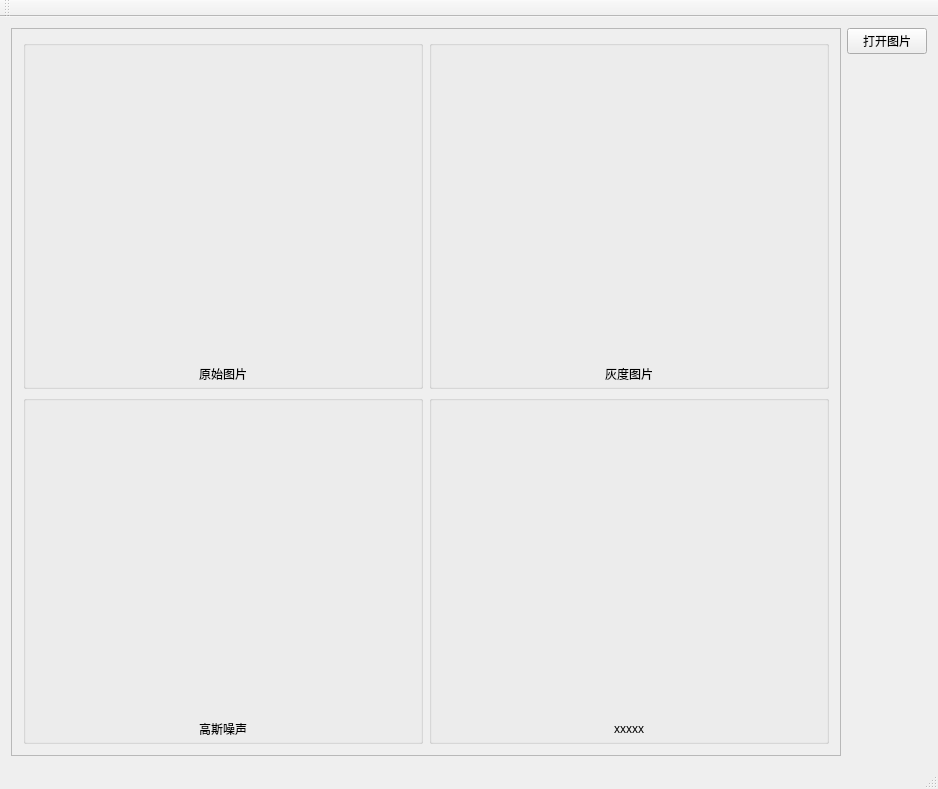
Qt form handleImg/mainwindow.ui (likang-wx/OpenCVExampleByQt) before a commit.
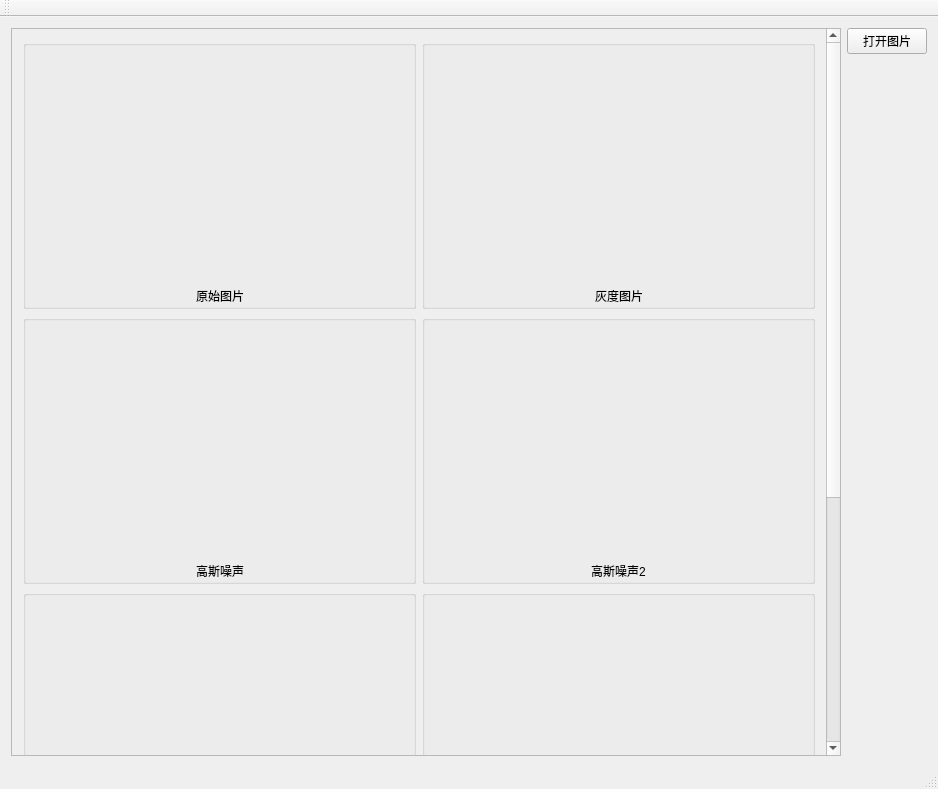
The same form after that commit.

The edit to the form file:
```diff
--- a/handleImg/mainwindow.ui
+++ b/handleImg/mainwindow.ui
@@ -24,15 +24,15 @@
        <property name="geometry">
         <rect>
          <x>0</x>
-         <y>0</y>
-         <width>830</width>
-         <height>708</height>
+         <y>-476</y>
+         <width>816</width>
+         <height>1184</height>
         </rect>
        </property>
-       <layout class="QGridLayout" name="gridLayout_3">
-        <item row="0" column="0">
-         <layout class="QGridLayout" name="gridLayout_21">
-          <item row="0" column="0">
+       <layout class="QVBoxLayout" name="verticalLayout_2">
+        <item>
+         <layout class="QHBoxLayout" name="horizontalLayout">
+          <item>
            <widget class="QGroupBox" name="groupBox">
             <property name="title">
              <string/>
@@ -121,7 +121,7 @@
             </layout>
            </widget>
           </item>
-          <item row="0" column="1">
+          <item>
            <widget class="QGroupBox" name="groupBox_2">
             <property name="title">
              <string/>
@@ -210,7 +210,11 @@
             </layout>
            </widget>
           </item>
-          <item row="1" column="0">
+         </layout>
+        </item>
+        <item>
+         <layout class="QHBoxLayout" name="horizontalLayout_2">
+          <item>
            <widget class="QGroupBox" name="groupBox_3">
             <property name="title">
              <string/>
@@ -299,7 +303,7 @@
             </layout>
            </widget>
           </item>
-          <item row="1" column="1">
+          <item>
            <widget class="QGroupBox" name="groupBox_5">
             <property name="title">
              <string/>
@@ -350,7 +354,7 @@
                   </size>
                  </property>
                  <property name="text">
-                  <string>xxxxx</string>
+                  <string>高斯噪声2</string>
                  </property>
                 </widget>
                </item>
@@ -371,7 +375,371 @@
                 </spacer>
                </item>
                <item row="0" column="0" colspan="3">
-                <widget class="QLabel" name="labelOriImage_10">
+                <widget class="QLabel" name="labelBlurImage">
+                 <property name="minimumSize">
+                  <size>
+                   <width>320</width>
+                   <height>240</height>
+                  </size>
+                 </property>
+                 <property name="text">
+                  <string/>
+                 </property>
+                </widget>
+               </item>
+              </layout>
+             </item>
+            </layout>
+           </widget>
+          </item>
+         </layout>
+        </item>
+        <item>
+         <layout class="QHBoxLayout" name="horizontalLayout_3">
+          <item>
+           <widget class="QGroupBox" name="groupBox_4">
+            <property name="title">
+             <string/>
+            </property>
+            <layout class="QGridLayout" name="gridLayout_37">
+             <property name="leftMargin">
+              <number>0</number>
+             </property>
+             <property name="topMargin">
+              <number>0</number>
+             </property>
+             <property name="rightMargin">
+              <number>0</number>
+             </property>
+             <property name="bottomMargin">
+              <number>0</number>
+             </property>
+             <property name="spacing">
+              <number>0</number>
+             </property>
+             <item row="0" column="0">
+              <layout class="QGridLayout" name="gridLayout_38">
+               <property name="spacing">
+                <number>0</number>
+               </property>
+               <item row="0" column="0" colspan="3">
+                <widget class="QLabel" name="labelCannyFImage">
+                 <property name="minimumSize">
+                  <size>
+                   <width>320</width>
+                   <height>240</height>
+                  </size>
+                 </property>
+                 <property name="text">
+                  <string/>
+                 </property>
+                </widget>
+               </item>
+               <item row="1" column="0">
+                <spacer name="horizontalSpacer_37">
+                 <property name="orientation">
+                  <enum>Qt::Horizontal</enum>
+                 </property>
+                 <property name="sizeType">
+                  <enum>QSizePolicy::MinimumExpanding</enum>
+                 </property>
+                 <property name="sizeHint" stdset="0">
+                  <size>
+                   <width>40</width>
+                   <height>20</height>
+                  </size>
+                 </property>
+                </spacer>
+               </item>
+               <item row="1" column="2">
+                <spacer name="horizontalSpacer_38">
+                 <property name="orientation">
+                  <enum>Qt::Horizontal</enum>
+                 </property>
+                 <property name="sizeType">
+                  <enum>QSizePolicy::MinimumExpanding</enum>
+                 </property>
+                 <property name="sizeHint" stdset="0">
+                  <size>
+                   <width>40</width>
+                   <height>20</height>
+                  </size>
+                 </property>
+                </spacer>
+               </item>
+               <item row="1" column="1">
+                <widget class="QLabel" name="label_20">
+                 <property name="maximumSize">
+                  <size>
+                   <width>16777215</width>
+                   <height>24</height>
+                  </size>
+                 </property>
+                 <property name="text">
+                  <string>canny false</string>
+                 </property>
+                </widget>
+               </item>
+              </layout>
+             </item>
+            </layout>
+           </widget>
+          </item>
+          <item>
+           <widget class="QGroupBox" name="groupBox_6">
+            <property name="title">
+             <string/>
+            </property>
+            <layout class="QGridLayout" name="gridLayout_21">
+             <property name="leftMargin">
+              <number>0</number>
+             </property>
+             <property name="topMargin">
+              <number>0</number>
+             </property>
+             <property name="rightMargin">
+              <number>0</number>
+             </property>
+             <property name="bottomMargin">
+              <number>0</number>
+             </property>
+             <property name="spacing">
+              <number>0</number>
+             </property>
+             <item row="0" column="0">
+              <layout class="QGridLayout" name="gridLayout_36">
+               <property name="spacing">
+                <number>0</number>
+               </property>
+               <item row="1" column="0">
+                <spacer name="horizontalSpacer_35">
+                 <property name="orientation">
+                  <enum>Qt::Horizontal</enum>
+                 </property>
+                 <property name="sizeType">
+                  <enum>QSizePolicy::MinimumExpanding</enum>
+                 </property>
+                 <property name="sizeHint" stdset="0">
+                  <size>
+                   <width>40</width>
+                   <height>20</height>
+                  </size>
+                 </property>
+                </spacer>
+               </item>
+               <item row="1" column="1">
+                <widget class="QLabel" name="label_19">
+                 <property name="maximumSize">
+                  <size>
+                   <width>16777215</width>
+                   <height>24</height>
+                  </size>
+                 </property>
+                 <property name="text">
+                  <string>canny true</string>
+                 </property>
+                </widget>
+               </item>
+               <item row="1" column="2">
+                <spacer name="horizontalSpacer_36">
+                 <property name="orientation">
+                  <enum>Qt::Horizontal</enum>
+                 </property>
+                 <property name="sizeType">
+                  <enum>QSizePolicy::MinimumExpanding</enum>
+                 </property>
+                 <property name="sizeHint" stdset="0">
+                  <size>
+                   <width>40</width>
+                   <height>20</height>
+                  </size>
+                 </property>
+                </spacer>
+               </item>
+               <item row="0" column="0" colspan="3">
+                <widget class="QLabel" name="labelCannyTImage">
+                 <property name="minimumSize">
+                  <size>
+                   <width>320</width>
+                   <height>240</height>
+                  </size>
+                 </property>
+                 <property name="text">
+                  <string/>
+                 </property>
+                </widget>
+               </item>
+              </layout>
+             </item>
+            </layout>
+           </widget>
+          </item>
+         </layout>
+        </item>
+        <item>
+         <layout class="QHBoxLayout" name="horizontalLayout_4">
+          <item>
+           <widget class="QGroupBox" name="groupBox_7">
+            <property name="title">
+             <string/>
+            </property>
+            <layout class="QGridLayout" name="gridLayout_39">
+             <property name="leftMargin">
+              <number>0</number>
+             </property>
+             <property name="topMargin">
+              <number>0</number>
+             </property>
+             <property name="rightMargin">
+              <number>0</number>
+             </property>
+             <property name="bottomMargin">
+              <number>0</number>
+             </property>
+             <property name="spacing">
+              <number>0</number>
+             </property>
+             <item row="0" column="0">
+              <layout class="QGridLayout" name="gridLayout_40">
+               <property name="spacing">
+                <number>0</number>
+               </property>
+               <item row="0" column="0" colspan="3">
+                <widget class="QLabel" name="labelGaussianImage_8">
+                 <property name="minimumSize">
+                  <size>
+                   <width>320</width>
+                   <height>240</height>
+                  </size>
+                 </property>
+                 <property name="text">
+                  <string/>
+                 </property>
+                </widget>
+               </item>
+               <item row="1" column="0">
+                <spacer name="horizontalSpacer_39">
+                 <property name="orientation">
+                  <enum>Qt::Horizontal</enum>
+                 </property>
+                 <property name="sizeType">
+                  <enum>QSizePolicy::MinimumExpanding</enum>
+                 </property>
+                 <property name="sizeHint" stdset="0">
+                  <size>
+                   <width>40</width>
+                   <height>20</height>
+                  </size>
+                 </property>
+                </spacer>
+               </item>
+               <item row="1" column="1">
+                <widget class="QLabel" name="label_21">
+                 <property name="maximumSize">
+                  <size>
+                   <width>16777215</width>
+                   <height>24</height>
+                  </size>
+                 </property>
+                 <property name="text">
+                  <string>高斯噪声</string>
+                 </property>
+                </widget>
+               </item>
+               <item row="1" column="2">
+                <spacer name="horizontalSpacer_40">
+                 <property name="orientation">
+                  <enum>Qt::Horizontal</enum>
+                 </property>
+                 <property name="sizeType">
+                  <enum>QSizePolicy::MinimumExpanding</enum>
+                 </property>
+                 <property name="sizeHint" stdset="0">
+                  <size>
+                   <width>40</width>
+                   <height>20</height>
+                  </size>
+                 </property>
+                </spacer>
+               </item>
+              </layout>
+             </item>
+            </layout>
+           </widget>
+          </item>
+          <item>
+           <widget class="QGroupBox" name="groupBox_8">
+            <property name="title">
+             <string/>
+            </property>
+            <layout class="QGridLayout" name="gridLayout_41">
+             <property name="leftMargin">
+              <number>0</number>
+             </property>
+             <property name="topMargin">
+              <number>0</number>
+             </property>
+             <property name="rightMargin">
+              <number>0</number>
+             </property>
+             <property name="bottomMargin">
+              <number>0</number>
+             </property>
+             <property name="spacing">
+              <number>0</number>
+             </property>
+             <item row="0" column="0">
+              <layout class="QGridLayout" name="gridLayout_42">
+               <property name="spacing">
+                <number>0</number>
+               </property>
+               <item row="1" column="0">
+                <spacer name="horizontalSpacer_41">
+                 <property name="orientation">
+                  <enum>Qt::Horizontal</enum>
+                 </property>
+                 <property name="sizeType">
+                  <enum>QSizePolicy::MinimumExpanding</enum>
+                 </property>
+                 <property name="sizeHint" stdset="0">
+                  <size>
+                   <width>40</width>
+                   <height>20</height>
+                  </size>
+                 </property>
+                </spacer>
+               </item>
+               <item row="1" column="1">
+                <widget class="QLabel" name="label_22">
+                 <property name="maximumSize">
+                  <size>
+                   <width>16777215</width>
+                   <height>24</height>
+                  </size>
+                 </property>
+                 <property name="text">
+                  <string>高斯噪声2</string>
+                 </property>
+                </widget>
+               </item>
+               <item row="1" column="2">
+                <spacer name="horizontalSpacer_42">
+                 <property name="orientation">
+                  <enum>Qt::Horizontal</enum>
+                 </property>
+                 <property name="sizeType">
+                  <enum>QSizePolicy::MinimumExpanding</enum>
+                 </property>
+                 <property name="sizeHint" stdset="0">
+                  <size>
+                   <width>40</width>
+                   <height>20</height>
+                  </size>
+                 </property>
+                </spacer>
+               </item>
+               <item row="0" column="0" colspan="3">
+                <widget class="QLabel" name="labelBlurImage_6">
                  <property name="minimumSize">
                   <size>
                    <width>320</width>
```
